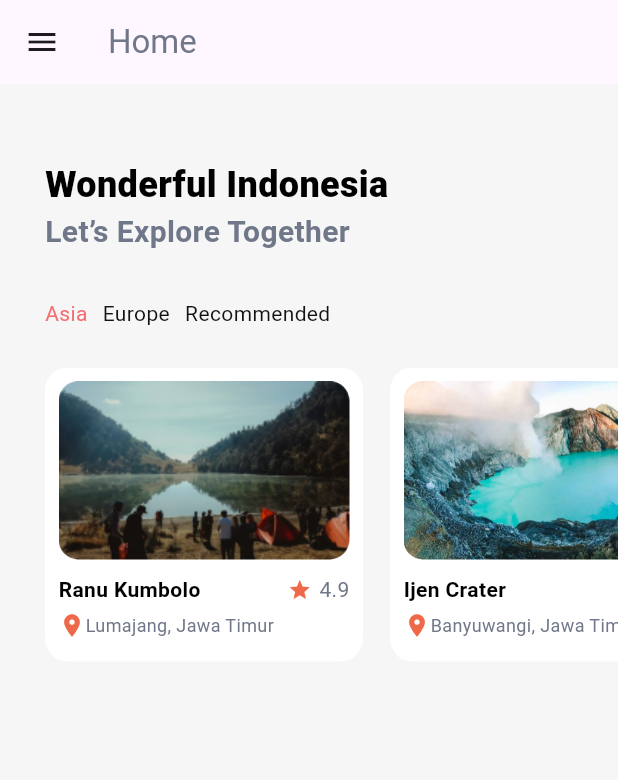
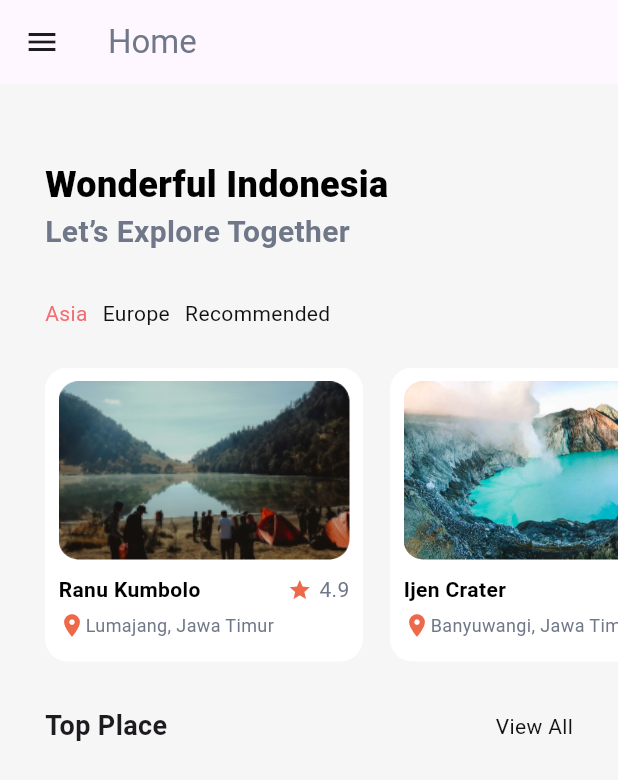
Before and after one commit to Desp0o/flutter-first-proj, a Flutter app: the screen it shows after launch, on a phone screen of 412 x 824 dp. Shown: the top 780 px of the screen. Run offline on Flutter 3.47's test engine with Material 3 defaults, Android fonts, the light colour scheme and no system bars.

Commit message:
create topplaces widget

```diff
--- a/lib/pages/first_page.dart
+++ b/lib/pages/first_page.dart
@@ -2,6 +2,7 @@ import "package:flutter/material.dart";
 import "package:tkt/widgets/category_widget.dart";
 import "package:tkt/widgets/greeting_widget.dart";
 import "package:tkt/widgets/sIdeMenu.dart";
+import "package:tkt/widgets/top_places.dart";
 
 class FirstPage extends StatelessWidget {
   const FirstPage({super.key});
@@ -23,7 +24,9 @@ class FirstPage extends StatelessWidget {
           SizedBox(height: 50),
           Greeting(),
           SizedBox(height: 30),
-          CategorWidget()
+          CategorWidget(),
+          SizedBox(height: 30),
+          TopPlaces()
         ],
       ),
     );
--- /dev/null
+++ b/lib/widgets/top_places.dart
@@ -0,0 +1,32 @@
+import 'package:flutter/material.dart';
+
+class TopPlaces extends StatelessWidget {
+  const TopPlaces({super.key});
+
+  @override
+  Widget build(BuildContext context) {
+    return Padding(
+      padding: const EdgeInsets.only(
+          right: 30.0), // Adjust the left padding as needed
+      child: Column(
+        children: const [
+          Row(
+            mainAxisAlignment: MainAxisAlignment.spaceBetween,
+            children: [
+              Text(
+                'Top Place',
+                style: TextStyle(fontSize: 18, fontWeight: FontWeight.w600),
+              ),
+              RawGestureDetector(
+                child: Text(
+                  'View All',
+                  style: TextStyle(color: Color(0xff121212), fontSize: 14),
+                ),
+              )
+            ],
+          ),
+        ],
+      ),
+    );
+  }
+}
```
